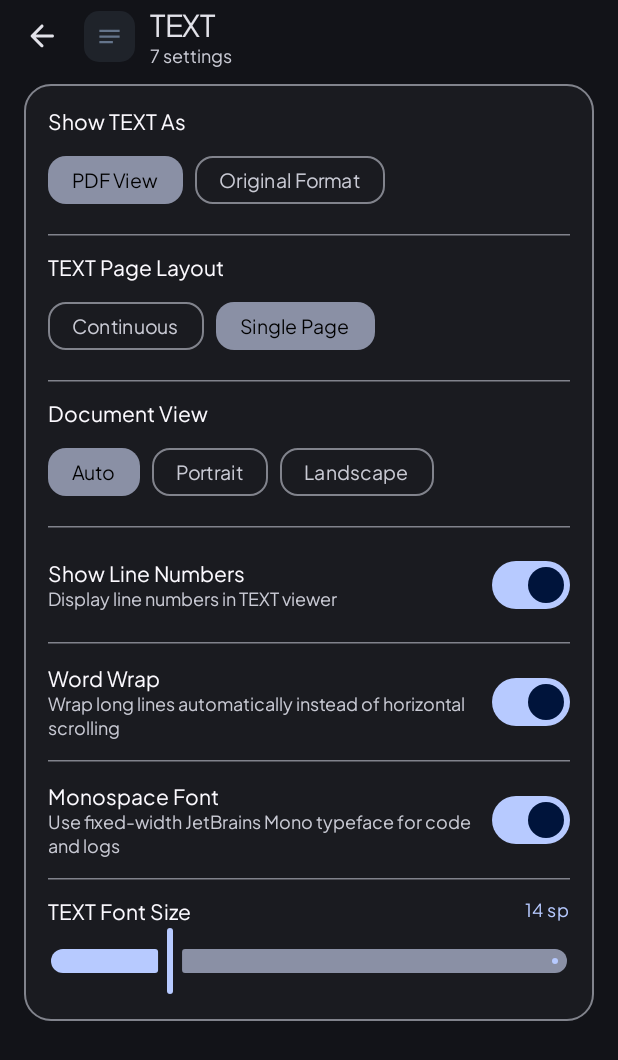
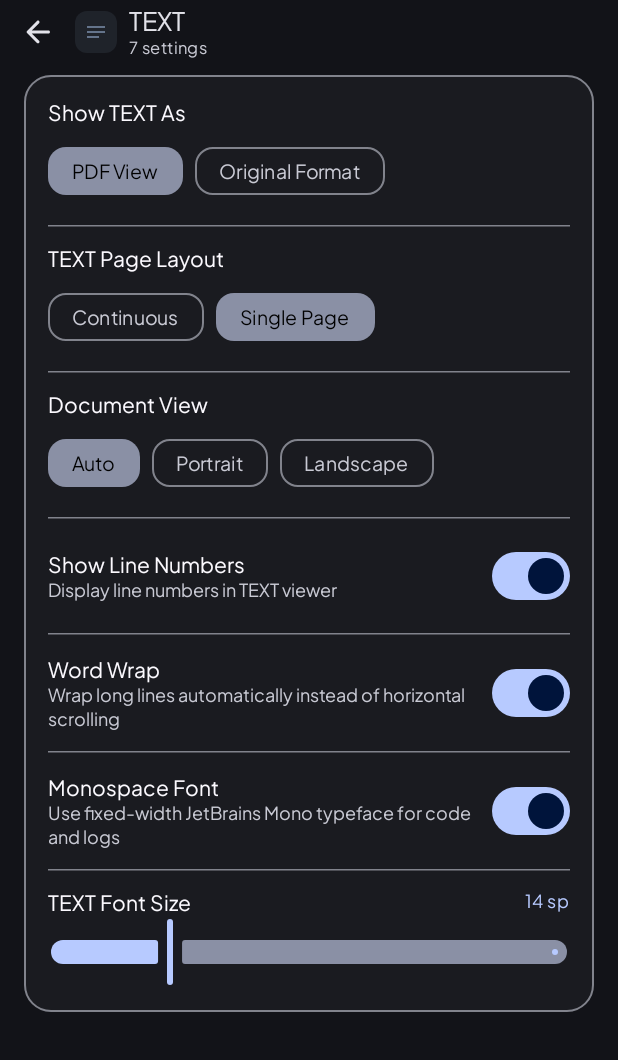
Before and after one commit to Vilson1999/D0C-View, an Android app built with Jetpack Compose: the SettingsScreen screen opened through its navigation route, after a tap on "TEXT", on a phone screen of 412 x 824 dp. Shown: the top 1060 px of the screen. Run offline under Robolectric (Android 15) with nearby library versions, the phone set to English and light mode, and no system bars; 1 statement that could not run was skipped.

Commit message:
refactor: adjust component dimensions and spacing
Reduce pill heights, update search bar dimensions, and apply LocalMinimumInteractiveComponentSize to optimize UI layout and component spacing.

```diff
--- a/app/src/main/java/com/example/ui/components/CategoryPillsRow.kt
+++ b/app/src/main/java/com/example/ui/components/CategoryPillsRow.kt
@@ -93,7 +93,9 @@ fun CategoryPillsRow(
 
         LazyRow(
             state = rowState,
-            modifier = Modifier.fillMaxWidth(),
+            modifier = Modifier
+                .fillMaxWidth()
+                .height(20.dp),
             contentPadding = PaddingValues(horizontal = 10.dp),
             horizontalArrangement = horizontalArrangement,
             verticalAlignment = Alignment.CenterVertically
@@ -155,10 +157,10 @@ private fun CategoryPill(
         label = "pillBorder"
     )
 
-    // Outer 48dp touch target box around compact sleek pill
+    // Compact 20dp row pill
     Box(
         modifier = Modifier
-            .height(48.dp)
+            .height(20.dp)
             .graphicsLayer {
                 scaleX = scale
                 scaleY = scale
@@ -175,30 +177,33 @@ private fun CategoryPill(
         Surface(
             shape = CircleShape,
             color = containerColor,
-            border = BorderStroke(1.dp, borderColor),
+            border = BorderStroke(0.75.dp, borderColor),
             shadowElevation = elevation
         ) {
             Row(
-                modifier = Modifier.padding(horizontal = 8.dp, vertical = 4.dp),
+                modifier = Modifier
+                    .height(20.dp)
+                    .padding(horizontal = 7.dp),
                 verticalAlignment = Alignment.CenterVertically
             ) {
                 Icon(
                     imageVector = docTypeIcon(type),
                     contentDescription = type.label,
                     tint = contentColor,
-                    modifier = Modifier.size(14.dp)
+                    modifier = Modifier.size(12.dp)
                 )
-                Spacer(modifier = Modifier.width(4.dp))
+                Spacer(modifier = Modifier.width(3.dp))
                 Text(
                     text = type.label,
                     color = contentColor,
-                    style = MaterialTheme.typography.labelMedium.copy(
+                    style = MaterialTheme.typography.labelSmall.copy(
                         fontWeight = if (selected) FontWeight.Bold else FontWeight.SemiBold,
-                        fontSize = 12.sp
+                        fontSize = 11.sp,
+                        lineHeight = 12.sp
                     )
                 )
                 if (count > 0) {
-                    Spacer(modifier = Modifier.width(4.dp))
+                    Spacer(modifier = Modifier.width(3.dp))
                     Surface(
                         shape = RoundedCornerShape(50),
                         color = if (selected) Color.White.copy(alpha = 0.24f) else type.pillColor.copy(alpha = 0.16f)
@@ -215,10 +220,11 @@ private fun CategoryPill(
                                 text = targetCount.toString(),
                                 color = contentColor,
                                 style = MaterialTheme.typography.labelSmall.copy(
-                                    fontSize = 10.sp,
+                                    fontSize = 9.sp,
+                                    lineHeight = 10.sp,
                                     fontWeight = FontWeight.Bold
                                 ),
-                                modifier = Modifier.padding(horizontal = 4.dp, vertical = 1.dp)
+                                modifier = Modifier.padding(horizontal = 4.dp, vertical = 0.dp)
                             )
                         }
                     }
--- a/app/src/main/java/com/example/ui/screens/HomeScreen.kt
+++ b/app/src/main/java/com/example/ui/screens/HomeScreen.kt
@@ -65,6 +65,7 @@ import androidx.compose.material3.CircularProgressIndicator
 import androidx.compose.material3.ExperimentalMaterial3Api
 import androidx.compose.material3.Icon
 import androidx.compose.material3.IconButton
+import androidx.compose.material3.LocalMinimumInteractiveComponentSize
 import androidx.compose.material3.MaterialTheme
 import androidx.compose.material3.OutlinedButton
 import androidx.compose.material3.Scaffold
@@ -74,6 +75,7 @@ import androidx.compose.material3.pulltorefresh.PullToRefreshBox
 import androidx.compose.material3.pulltorefresh.PullToRefreshDefaults
 import androidx.compose.material3.pulltorefresh.rememberPullToRefreshState
 import androidx.compose.runtime.Composable
+import androidx.compose.runtime.CompositionLocalProvider
 import androidx.compose.runtime.LaunchedEffect
 import androidx.compose.runtime.getValue
 import androidx.compose.runtime.mutableStateOf
@@ -829,6 +831,7 @@ private fun HomeTopBar(
             Box(
                 modifier = Modifier
                     .fillMaxWidth()
+                    .height(42.dp)
                     .padding(horizontal = 8.dp, vertical = 0.dp)
                     .onGloballyPositioned { onSearchBarBoundsChange(it.boundsInRoot()) }
             ) {
@@ -842,14 +845,16 @@ private fun HomeTopBar(
                 )
             }
         } else {
+            CompositionLocalProvider(LocalMinimumInteractiveComponentSize provides 42.dp) {
                 Row(
                     modifier = Modifier
                         .fillMaxWidth()
+                        .height(42.dp)
                         .padding(start = 10.dp, end = 2.dp, top = 0.dp, bottom = 0.dp),
                     verticalAlignment = Alignment.CenterVertically
                 ) {
                     DocViewerAppIcon(
-                    size = 30.dp,
+                        size = 28.dp,
                         modifier = Modifier
                             .padding(end = 6.dp)
                             .testTag("topbar_app_icon")
@@ -859,7 +864,9 @@ private fun HomeTopBar(
                     // Right side: Theme (Auto/Dark/Light), Sort, Search, Settings
                     IconButton(
                         onClick = onCycleThemeMode,
-                    modifier = Modifier.testTag("topbar_theme_toggle")
+                        modifier = Modifier
+                            .size(42.dp)
+                            .testTag("topbar_theme_toggle")
                     ) {
                         AnimatedContent(
                             targetState = themeMode,
@@ -890,7 +897,9 @@ private fun HomeTopBar(
                     }
                     IconButton(
                         onClick = onOpenSort,
-                    modifier = Modifier.testTag("topbar_sort_button")
+                        modifier = Modifier
+                            .size(42.dp)
+                            .testTag("topbar_sort_button")
                     ) {
                         Icon(
                             imageVector = AppIcons.Sort,
@@ -900,7 +909,9 @@ private fun HomeTopBar(
                     }
                     IconButton(
                         onClick = onOpenSearch,
-                    modifier = Modifier.testTag("topbar_search_button")
+                        modifier = Modifier
+                            .size(42.dp)
+                            .testTag("topbar_search_button")
                     ) {
                         Icon(
                             imageVector = Icons.Rounded.Search,
@@ -910,13 +921,16 @@ private fun HomeTopBar(
                     }
                     IconButton(
                         onClick = onOpenSettings,
-                    modifier = Modifier.testTag("topbar_settings_button")
+                        modifier = Modifier
+                            .size(42.dp)
+                            .testTag("topbar_settings_button")
                     ) {
                         Icon(
                             imageVector = Icons.Rounded.Settings,
                             contentDescription = stringResource(R.string.action_settings),
                             tint = MaterialTheme.colorScheme.onBackground
                         )
+                    }
                 }
             }
         }
@@ -934,15 +948,19 @@ private fun SelectionTopBar(
         contentColor = MaterialTheme.colorScheme.onPrimaryContainer,
         modifier = Modifier.fillMaxWidth()
     ) {
+        CompositionLocalProvider(LocalMinimumInteractiveComponentSize provides 42.dp) {
             Row(
                 modifier = Modifier
                     .fillMaxWidth()
+                    .height(42.dp)
                     .padding(horizontal = 2.dp, vertical = 0.dp),
                 verticalAlignment = Alignment.CenterVertically
             ) {
                 IconButton(
                     onClick = onClear,
-                modifier = Modifier.testTag("selection_clear_button")
+                    modifier = Modifier
+                        .size(42.dp)
+                        .testTag("selection_clear_button")
                 ) {
                     Icon(
                         imageVector = Icons.Rounded.Close,
@@ -958,12 +976,15 @@ private fun SelectionTopBar(
                 )
                 IconButton(
                     onClick = onSelectAll,
-                modifier = Modifier.testTag("selection_select_all_button")
+                    modifier = Modifier
+                        .size(42.dp)
+                        .testTag("selection_select_all_button")
                 ) {
                     Icon(
                         imageVector = AppIcons.SelectAll,
                         contentDescription = stringResource(R.string.action_select_all)
                     )
+                }
             }
         }
     }
--- a/app/src/main/java/com/example/ui/screens/SettingsScreen.kt
+++ b/app/src/main/java/com/example/ui/screens/SettingsScreen.kt
@@ -29,6 +29,7 @@ import androidx.compose.foundation.layout.WindowInsetsSides
 import androidx.compose.foundation.layout.displayCutoutPadding
 import androidx.compose.foundation.layout.fillMaxSize
 import androidx.compose.foundation.layout.fillMaxWidth
+import androidx.compose.foundation.layout.height
 import androidx.compose.foundation.layout.navigationBars
 import androidx.compose.foundation.layout.only
 import androidx.compose.foundation.layout.padding
@@ -48,6 +49,7 @@ import androidx.compose.material3.FilterChip
 import androidx.compose.material3.HorizontalDivider
 import androidx.compose.material3.Icon
 import androidx.compose.material3.IconButton
+import androidx.compose.material3.LocalMinimumInteractiveComponentSize
 import androidx.compose.material3.MaterialTheme
 import androidx.compose.material3.OutlinedButton
 import androidx.compose.material3.Scaffold
@@ -56,6 +58,7 @@ import androidx.compose.material3.Surface
 import androidx.compose.material3.Switch
 import androidx.compose.material3.Text
 import androidx.compose.runtime.Composable
+import androidx.compose.runtime.CompositionLocalProvider
 import androidx.compose.runtime.getValue
 import androidx.compose.runtime.mutableStateOf
 import androidx.compose.runtime.saveable.rememberSaveable
@@ -72,6 +75,7 @@ import androidx.compose.ui.res.stringResource
 import androidx.compose.ui.text.font.FontWeight
 import androidx.compose.ui.text.style.TextOverflow
 import androidx.compose.ui.unit.dp
+import androidx.compose.ui.unit.sp
 import com.example.BuildConfig
 import com.example.R
 import com.example.model.AppSettings
@@ -196,18 +200,22 @@ fun SettingsScreen(
                 tonalElevation = 0.dp,
                 modifier = Modifier.fillMaxWidth()
             ) {
+                CompositionLocalProvider(LocalMinimumInteractiveComponentSize provides 42.dp) {
                     Row(
                         modifier = Modifier
                             .fillMaxWidth()
                             .statusBarsPadding()
                             .windowInsetsPadding(WindowInsets.navigationBars.only(WindowInsetsSides.Horizontal))
                             .displayCutoutPadding()
+                            .height(42.dp)
                             .padding(horizontal = 4.dp, vertical = 0.dp),
                         verticalAlignment = Alignment.CenterVertically
                     ) {
                         IconButton(
                             onClick = handleBack,
-                        modifier = Modifier.testTag("settings_back_button")
+                            modifier = Modifier
+                                .size(42.dp)
+                                .testTag("settings_back_button")
                         ) {
                             Icon(
                                 imageVector = Icons.AutoMirrored.Rounded.ArrowBack,
@@ -217,26 +225,32 @@ fun SettingsScreen(
                         val currentFolder = activeFolder
                         if (currentFolder != null) {
                             Surface(
-                            shape = RoundedCornerShape(10.dp),
+                                shape = RoundedCornerShape(8.dp),
                                 color = currentFolder.color.copy(alpha = 0.16f),
                                 modifier = Modifier
                                     .padding(start = 4.dp)
-                                .size(34.dp)
+                                    .size(28.dp)
                             ) {
                                 Box(contentAlignment = Alignment.Center) {
                                     Icon(
                                         imageVector = folderIconFor(currentFolder),
                                         contentDescription = null,
                                         tint = currentFolder.color,
-                                    modifier = Modifier.size(18.dp)
+                                        modifier = Modifier.size(16.dp)
                                     )
                                 }
                             }
                         }
-                    Column(modifier = Modifier.padding(start = if (currentFolder != null) 10.dp else 6.dp)) {
+                        Column(
+                            modifier = Modifier.padding(start = if (currentFolder != null) 8.dp else 4.dp),
+                            verticalArrangement = Arrangement.Center
+                        ) {
                             Text(
                                 text = currentFolder?.title ?: "Settings",
-                            style = MaterialTheme.typography.titleLarge,
+                                style = MaterialTheme.typography.titleMedium.copy(
+                                    fontSize = 17.sp,
+                                    lineHeight = 20.sp
+                                ),
                                 maxLines = 1,
                                 overflow = TextOverflow.Ellipsis
                             )
@@ -246,9 +260,15 @@ fun SettingsScreen(
                                 } else {
                                     "Select a folder"
                                 },
-                            style = MaterialTheme.typography.bodySmall,
-                            color = MaterialTheme.colorScheme.onSurfaceVariant
+                                style = MaterialTheme.typography.labelSmall.copy(
+                                    fontSize = 11.sp,
+                                    lineHeight = 13.sp
+                                ),
+                                color = MaterialTheme.colorScheme.onSurfaceVariant,
+                                maxLines = 1,
+                                overflow = TextOverflow.Ellipsis
                             )
+                        }
                     }
                 }
             }
```
Also changed, not shown: app/src/main/java/com/example/ui/components/TopBarSearchField.kt (+11 -4 lines), app/src/main/java/com/example/ui/screens/DocumentViewerScreen.kt (+14 -4 lines). Lines whose indentation alone changed are shown as unchanged.
